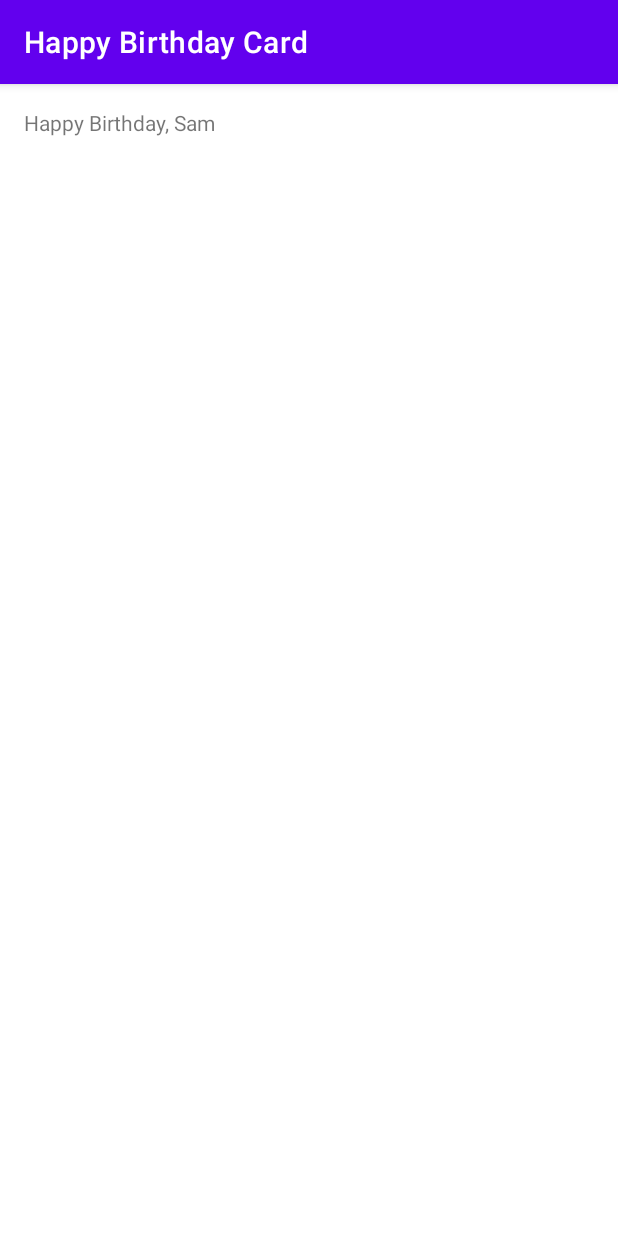
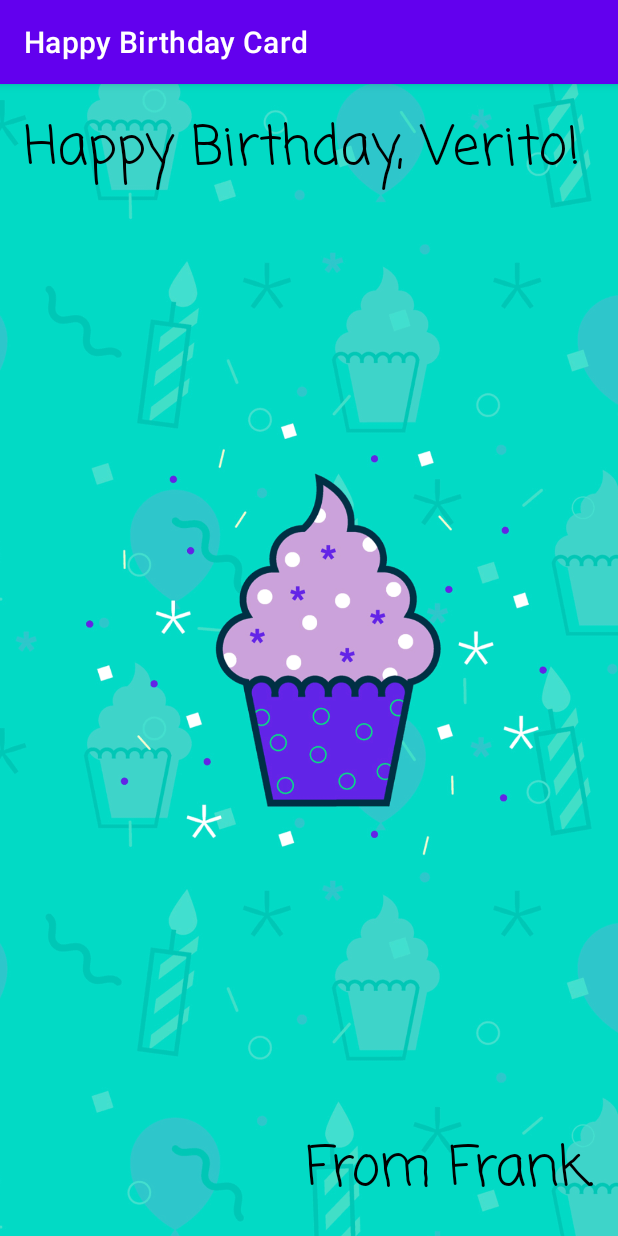
Before and after one commit to fzaleta/Android-Programming-Cert, an Android app: the screen it shows after launch (MainActivity), on a phone screen of 412 x 824 dp. Run offline under Robolectric (Android 15) with nearby library versions, the phone set to English and light mode, and no system bars.

Commit message:
Finish - Happy Birthday Card

```diff
--- a/HappyBirthdayCard/app/src/main/res/layout/activity_main.xml
+++ b/HappyBirthdayCard/app/src/main/res/layout/activity_main.xml
@@ -6,13 +6,44 @@
     android:layout_height="match_parent"
     tools:context=".MainActivity">
 
+    <ImageView
+        android:id="@+id/imageView"
+        android:layout_width="0dp"
+        android:layout_height="0dp"
+        android:importantForAccessibility="no"
+        android:scaleType="centerCrop"
+        app:layout_constraintBottom_toBottomOf="parent"
+        app:layout_constraintEnd_toEndOf="parent"
+        app:layout_constraintHorizontal_bias="1.0"
+        app:layout_constraintStart_toStartOf="parent"
+        app:layout_constraintTop_toTopOf="parent"
+        app:layout_constraintVertical_bias="1.0"
+        app:srcCompat="@drawable/androidparty" />
+
     <TextView
         android:id="@+id/textView"
         android:layout_width="wrap_content"
         android:layout_height="wrap_content"
         android:layout_marginStart="16dp"
         android:layout_marginTop="16dp"
-        android:text="Happy Birthday, Sam"
+        android:fontFamily="casual"
+        android:text="@string/happy_birthday_text"
+        android:textColor="@color/black"
+        android:textSize="36sp"
         app:layout_constraintStart_toStartOf="parent"
         app:layout_constraintTop_toTopOf="parent" />
+
+    <TextView
+        android:id="@+id/textView2"
+        android:layout_width="wrap_content"
+        android:layout_height="wrap_content"
+        android:layout_marginEnd="16dp"
+        android:layout_marginBottom="16dp"
+        android:fontFamily="casual"
+        android:text="@string/signature_text"
+        android:textColor="@color/black"
+        android:textSize="36sp"
+        app:layout_constraintBottom_toBottomOf="parent"
+        app:layout_constraintEnd_toEndOf="parent" />
+
 </androidx.constraintlayout.widget.ConstraintLayout>
--- a/HappyBirthdayCard/app/src/main/res/values/strings.xml
+++ b/HappyBirthdayCard/app/src/main/res/values/strings.xml
@@ -1,3 +1,5 @@
 <resources>
     <string name="app_name">Happy Birthday Card</string>
+    <string name="happy_birthday_text">Happy Birthday, Verito!</string>
+    <string name="signature_text">From Frank.</string>
 </resources>
```
Also changed, not shown: HappyBirthdayCard/app/src/main/res/drawable/androidparty.png (added), 1 other file.
